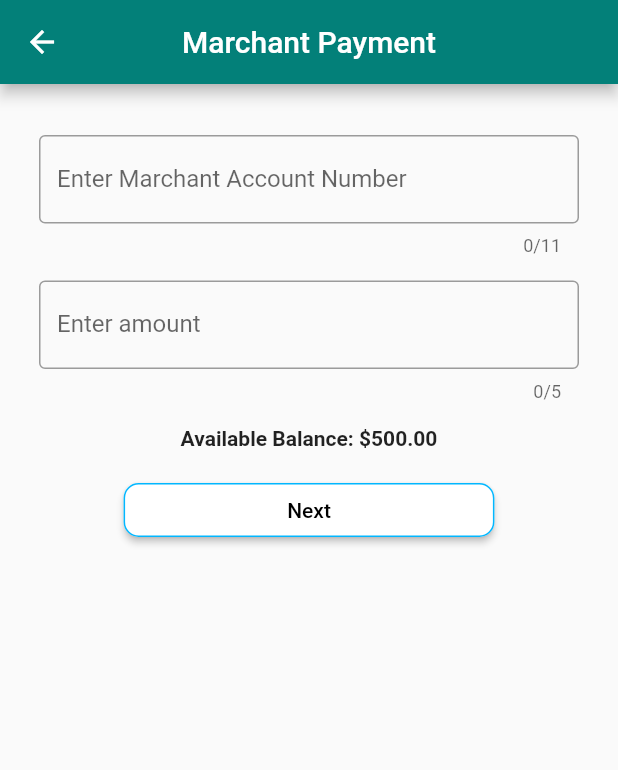
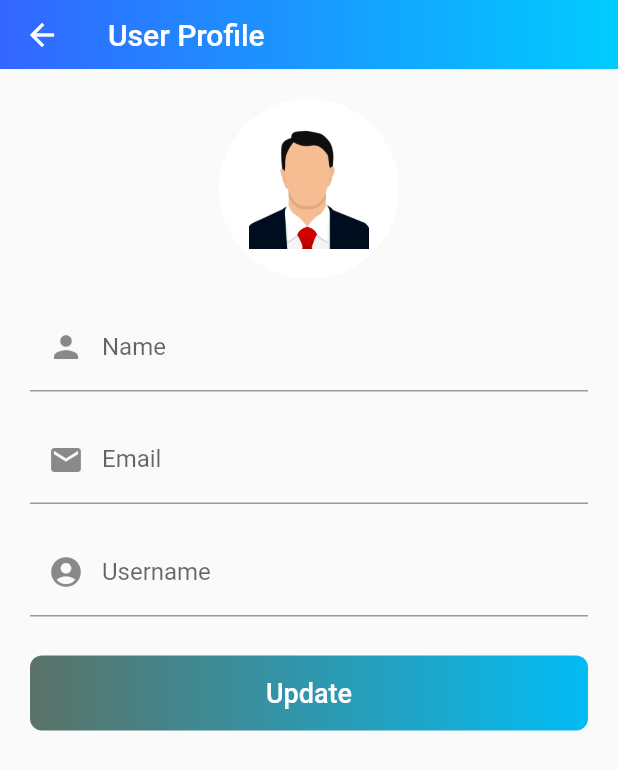
Before and after one commit to Nahidjc/tcash-app, a Flutter app: the screen it shows after launch, on a phone screen of 412 x 824 dp. Shown: the top 770 px of the screen. Run offline on Flutter 3.47's test engine with Material 2 defaults, Android fonts, the light colour scheme and no system bars; our stand-ins replace flutter_spinkit, image_picker; missing offline and left inert: fluttercontactpicker, qr_code_scanner.

Commit message:
user profile page design and use image picker

```diff
--- a/lib/pages/home_page.dart
+++ b/lib/pages/home_page.dart
@@ -2,6 +2,7 @@ import 'package:flutter/material.dart';
 import 'package:provider/provider.dart';
 import 'package:rnd_flutter_app/pages/qr_code_widget.dart';
 import 'package:rnd_flutter_app/pages/transaction_history.dart';
+import 'package:rnd_flutter_app/pages/user_profile.dart';
 import 'package:rnd_flutter_app/provider/login_provider.dart';
 import 'package:rnd_flutter_app/routes/app_routes.dart';
 
@@ -266,7 +267,7 @@ class _HomePageState extends State<HomePage> {
                       color: Colors.grey.withOpacity(0.1),
                       spreadRadius: 1,
                       blurRadius: 2,
-                      offset: const Offset(0, 1), // changes position of shadow
+                      offset: const Offset(0, 1),
                     ),
                   ],
                 ),
@@ -278,15 +279,19 @@ class _HomePageState extends State<HomePage> {
           ),
         ),
         bottomNavigationBar: BottomNavigationBar(
-          showSelectedLabels: false, // <-- HERE
+          showSelectedLabels: false,
           showUnselectedLabels: false,
-          currentIndex: _currentIndex, // Set the current index
+          currentIndex: _currentIndex,
           onTap: (int index) {
             setState(() {
-              _currentIndex = index; // Update the current index
+              _currentIndex = index;
               if (index == 1) {
                 Navigator.of(context).push(MaterialPageRoute(
                   builder: (context) => const QRViewExample(),
+                ));
+              } else if (index == 2) {
+                Navigator.of(context).push(MaterialPageRoute(
+                  builder: (context) => const UserProfilePage(),
                 ));
               }
             });
--- a/lib/pages/splash_screen.dart
+++ b/lib/pages/splash_screen.dart
@@ -14,7 +14,7 @@ class _SplashScreenState extends State<SplashScreen> {
     super.initState();
     Future.delayed(const Duration(seconds: 3)).then(
         (value) =>
-        {Navigator.pushReplacementNamed(context, AppRoutes.payment)});
+        {Navigator.pushReplacementNamed(context, AppRoutes.profile)});
   }
 
   @override
--- /dev/null
+++ b/lib/pages/user_profile.dart
@@ -0,0 +1,101 @@
+import 'dart:io';
+import 'package:flutter/material.dart';
+import 'package:flutter/services.dart';
+import 'package:image_picker/image_picker.dart';
+import 'package:rnd_flutter_app/widgets/custom_appbar.dart';
+import 'package:rnd_flutter_app/widgets/custom_button.dart';
+
+class UserProfilePage extends StatefulWidget {
+  const UserProfilePage({super.key});
+  @override
+  State<UserProfilePage> createState() => _UserProfilePageState();
+}
+
+class _UserProfilePageState extends State<UserProfilePage> {
+  final picker = ImagePicker();
+  XFile? image;
+
+  Future getImage() async {
+    try {
+      final img = await ImagePicker().pickImage(source: ImageSource.gallery);
+
+      if (img == null) return;
+      // final imageTemporary = File(img.path);
+      setState(() {
+        image = img;
+      });
+    } on PlatformException catch (e) {
+      print('Failed to pick image: $e');
+    }
+  }
+
+  @override
+  Widget build(BuildContext context) {
+    return Scaffold(
+        appBar: const CustomAppBar(
+          content: Text('User Profile'),
+        ),
+        body: SingleChildScrollView(
+          child: Container(
+            padding: const EdgeInsets.all(20.0),
+            child: Column(
+              children: [
+                GestureDetector(
+                  onTap: () => getImage(),
+                  child: CircleAvatar(
+                    radius: 60,
+                    backgroundImage:
+                        image != null ? FileImage(File(image!.path)) : null,
+                    backgroundColor: Colors.white,
+                    child: image == null
+                        ? Image.asset(
+                            'assets/images/avatar.png',
+                            width: 80,
+                            height: 80,
+                          )
+                        : null,
+                    // child: image == null
+                    //     ? Image.asset(
+                    //         'assets/images/avatar.png',
+                    //         width: 80,
+                    //         height: 80,
+                    //       )
+                    //     : Image.file(image!,
+                    //         height: 80, width: 80, fit: BoxFit.cover),
+                  ),
+                ),
+                const SizedBox(height: 16),
+                TextFormField(
+                  decoration: const InputDecoration(
+                    labelText: 'Name',
+                    prefixIcon: Icon(Icons.person),
+                  ),
+                ),
+                const SizedBox(height: 16),
+                TextFormField(
+                  decoration: const InputDecoration(
+                    labelText: 'Email',
+                    prefixIcon: Icon(Icons.email),
+                  ),
+                ),
+                const SizedBox(height: 16),
+                TextFormField(
+                  decoration: const InputDecoration(
+                    labelText: 'Username',
+                    prefixIcon: Icon(Icons.account_circle),
+                  ),
+                ),
+                const SizedBox(height: 26),
+                SizedBox(
+                  width: double.infinity,
+                  child: CustomButton(
+                    text: 'Update',
+                    onPressed: () {},
+                  ),
+                ),
+              ],
+            ),
+          ),
+        ));
+  }
+}
--- a/lib/routes/app_routes.dart
+++ b/lib/routes/app_routes.dart
@@ -5,6 +5,7 @@ import 'package:rnd_flutter_app/pages/send_money.dart';
 import 'package:rnd_flutter_app/pages/signup_page.dart';
 import 'package:rnd_flutter_app/pages/splash_screen.dart';
 import 'package:rnd_flutter_app/pages/tcash_login.dart';
+import 'package:rnd_flutter_app/pages/user_profile.dart';
 
 class AppRoutes {
   static const String splashscreen = '/splash_screen';
@@ -13,6 +14,7 @@ class AppRoutes {
   static const String register = '/register_page';
   static const String sendmoney = '/send_money';
   static const String payment = '/payment_page';
+  static const String profile = '/user_profile';
 
   static Map<String, WidgetBuilder> routes = {
     splashscreen: (context) => const SplashScreen(),
@@ -20,6 +22,7 @@ class AppRoutes {
     login: (context) => const LoginPage(),
     register: (context) => const SignupPage(),
     sendmoney: (context) => const SendMoneyPage(),
-    payment: (context) => const PaymentPage()
+    payment: (context) => const PaymentPage(),
+    profile: (context) => const UserProfilePage()
   };
 }
--- /dev/null
+++ b/lib/widgets/custom_appbar.dart
@@ -0,0 +1,39 @@
+import 'package:flutter/material.dart';
+import 'package:rnd_flutter_app/routes/app_routes.dart';
+
+class CustomAppBar extends StatelessWidget implements PreferredSizeWidget {
+  final double appBarHeight = 46.0;
+  final Widget content;
+
+  const CustomAppBar({required this.content});
+
+  @override
+  Size get preferredSize => Size.fromHeight(appBarHeight);
+
+  @override
+  Widget build(BuildContext context) {
+    return Container(
+      decoration: const BoxDecoration(
+        gradient: LinearGradient(
+          colors: [
+            Color(0xFF3366FF),
+            Color(0xFF00CCFF),
+          ],
+          begin: Alignment.centerLeft,
+          end: Alignment.centerRight,
+        ),
+      ),
+      child: AppBar(
+        leading: IconButton(
+          icon: const Icon(Icons.arrow_back),
+          onPressed: () {
+            Navigator.pushReplacementNamed(context, AppRoutes.home);
+          },
+        ),
+        backgroundColor: Colors.transparent,
+        elevation: 0.0,
+        title: content,
+      ),
+    );
+  }
+}
```
Also changed, not shown: pubspec.yaml (+5 -43 lines), assets/images/avatar.png (added).
